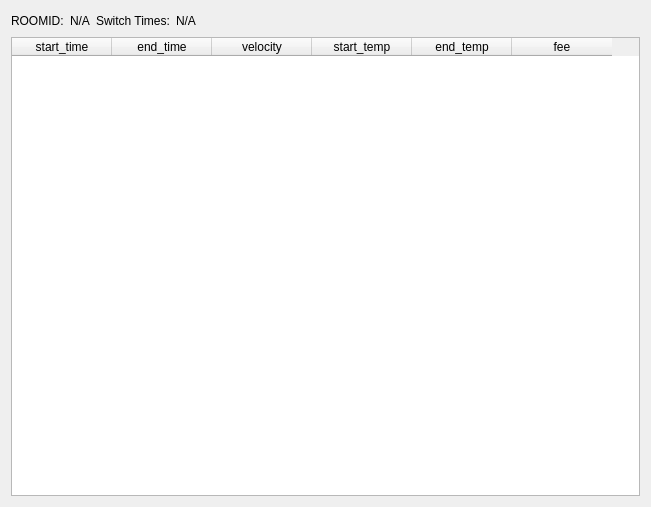
Shantom/CentralAirConditioner-AirMaster, file AirMaster/reportwidget.ui: the form before one commit.
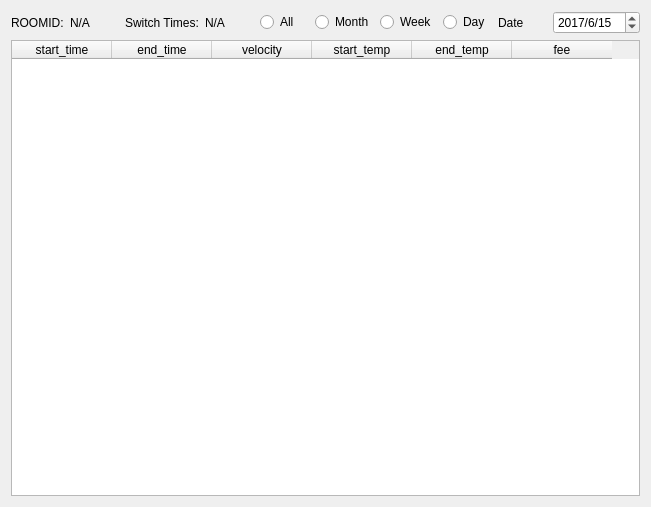
The form after the commit.

What changed in the file:
```diff
--- a/AirMaster/reportwidget.ui
+++ b/AirMaster/reportwidget.ui
@@ -45,17 +45,97 @@
       </widget>
      </item>
      <item>
-      <spacer name="horizontalSpacer">
-       <property name="orientation">
-        <enum>Qt::Horizontal</enum>
+      <widget class="QRadioButton" name="radioButton_all">
+       <property name="text">
+        <string>All</string>
        </property>
-       <property name="sizeHint" stdset="0">
-        <size>
-         <width>40</width>
-         <height>20</height>
-        </size>
+      </widget>
+     </item>
+     <item>
+      <widget class="QRadioButton" name="radioButton_month">
+       <property name="text">
+        <string>Month</string>
        </property>
-      </spacer>
+      </widget>
+     </item>
+     <item>
+      <widget class="QRadioButton" name="radioButton_week">
+       <property name="text">
+        <string>Week</string>
+       </property>
+      </widget>
+     </item>
+     <item>
+      <widget class="QRadioButton" name="radioButton_day">
+       <property name="text">
+        <string>Day</string>
+       </property>
+      </widget>
+     </item>
+     <item>
+      <widget class="QLabel" name="label_3">
+       <property name="text">
+        <string>Date</string>
+       </property>
+      </widget>
+     </item>
+     <item>
+      <widget class="QDateEdit" name="dateEdit">
+       <property name="dateTime">
+        <datetime>
+         <hour>12</hour>
+         <minute>0</minute>
+         <second>0</second>
+         <year>2017</year>
+         <month>6</month>
+         <day>15</day>
+        </datetime>
+       </property>
+       <property name="time">
+        <time>
+         <hour>12</hour>
+         <minute>0</minute>
+         <second>0</second>
+        </time>
+       </property>
+       <property name="maximumDateTime">
+        <datetime>
+         <hour>23</hour>
+         <minute>59</minute>
+         <second>59</second>
+         <year>7999</year>
+         <month>12</month>
+         <day>31</day>
+        </datetime>
+       </property>
+       <property name="maximumDate">
+        <date>
+         <year>7999</year>
+         <month>12</month>
+         <day>31</day>
+        </date>
+       </property>
+       <property name="minimumDate">
+        <date>
+         <year>1752</year>
+         <month>9</month>
+         <day>14</day>
+        </date>
+       </property>
+       <property name="currentSection">
+        <enum>QDateTimeEdit::YearSection</enum>
+       </property>
+       <property name="displayFormat">
+        <string>yyyy/M/d</string>
+       </property>
+       <property name="date">
+        <date>
+         <year>2017</year>
+         <month>6</month>
+         <day>15</day>
+        </date>
+       </property>
+      </widget>
      </item>
     </layout>
    </item>
```
